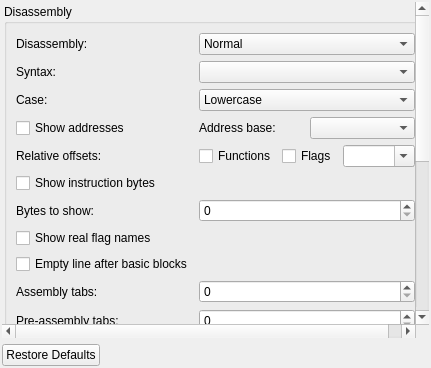
Above: src/dialogs/settings/AsmOptionsWidget.ui from radareorg/iaito before the change. Below: the same form after it.
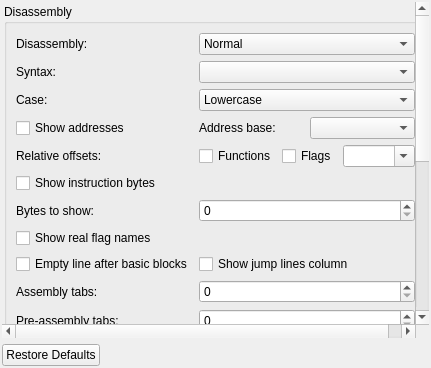
That is the form after the change.

Commit message: Add jump lines column setting and prevent collapsing

The edit to the form file:
```diff
--- a/src/dialogs/settings/AsmOptionsWidget.ui
+++ b/src/dialogs/settings/AsmOptionsWidget.ui
@@ -226,6 +226,16 @@
             </property>
            </widget>
           </item>
+          <item row="8" column="1">
+           <widget class="QCheckBox" name="jumpLinesCheckBox">
+            <property name="text">
+             <string>Show jump lines column</string>
+            </property>
+            <property name="toolTip">
+             <string>Show the resizable jump lines column beside the disassembly</string>
+            </property>
+           </widget>
+          </item>
           <item row="9" column="0">
            <widget class="QLabel" name="asmTabsLabel">
             <property name="text">
```
The commit also changes 3 other files.
